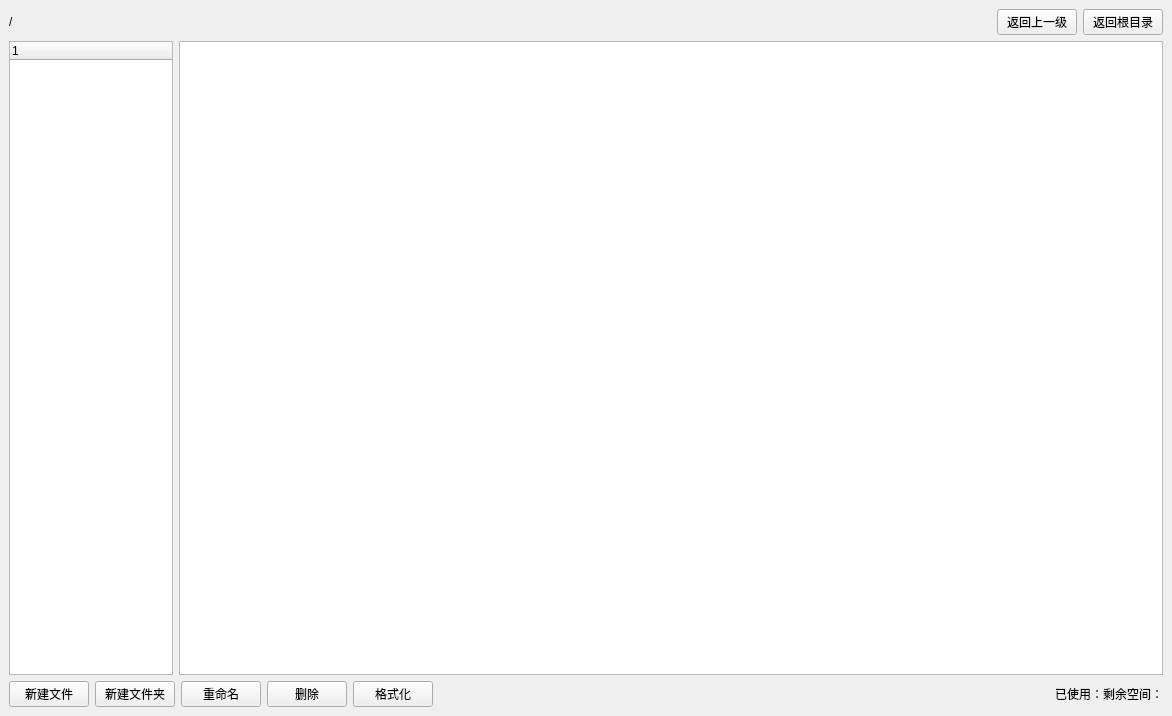
This is file_system.ui in zuolingxu/file-sytem as Qt 5 draws it before an edit. The edited form follows.
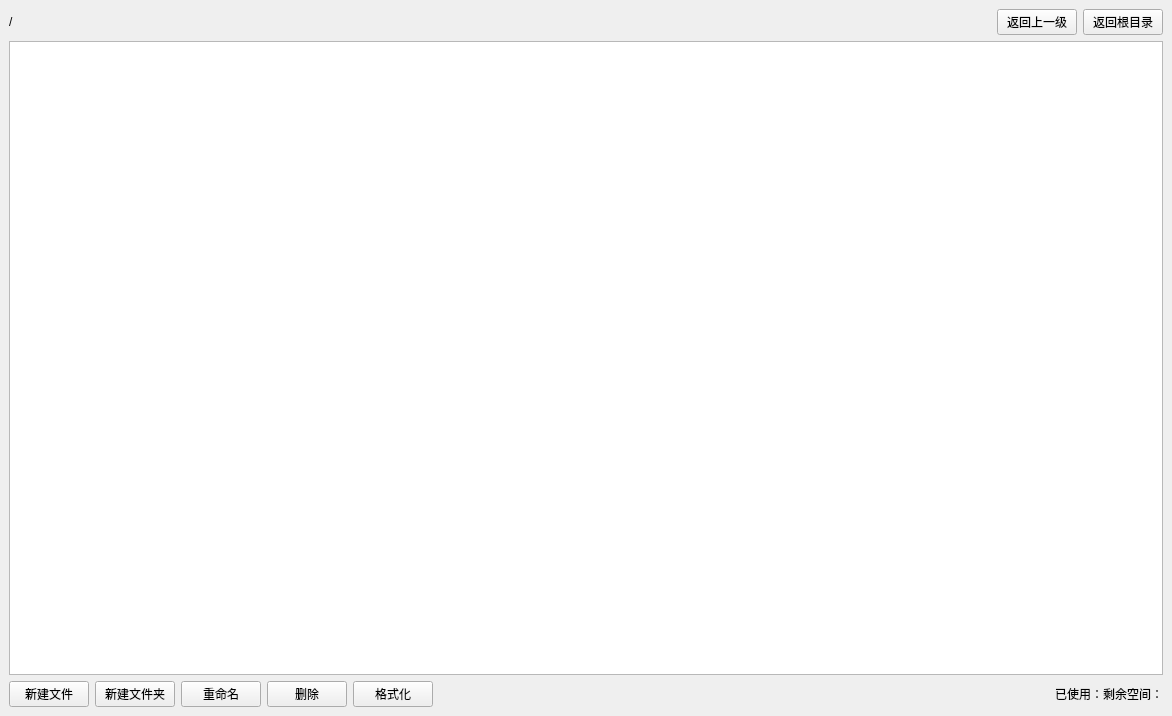
This is the edited form.

```diff
--- a/file_system.ui
+++ b/file_system.ui
@@ -66,16 +66,7 @@
      </layout>
     </item>
     <item>
-     <layout class="QHBoxLayout" name="horizontalLayout_2" stretch="1,6">
-      <item>
-       <widget class="QTreeWidget" name="treeWidget">
-        <column>
-         <property name="text">
-          <string notr="true">1</string>
-         </property>
-        </column>
-       </widget>
-      </item>
+     <layout class="QHBoxLayout" name="horizontalLayout_2" stretch="6">
       <item>
        <widget class="QListWidget" name="listWidget"/>
       </item>
```
